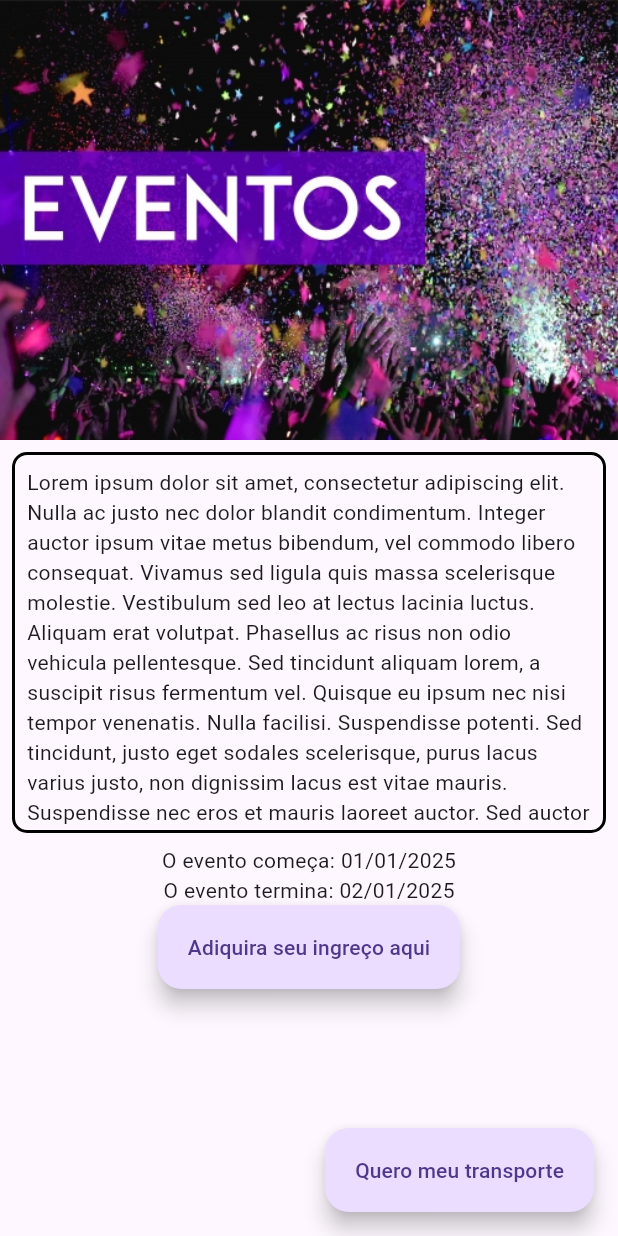
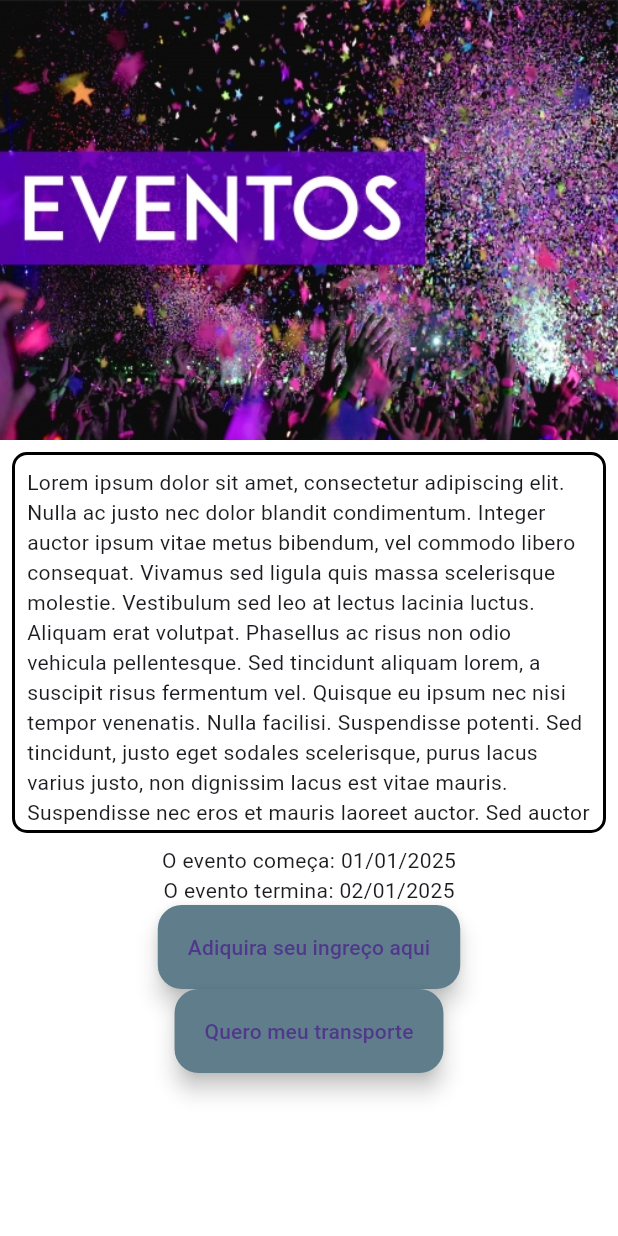
Before and after one commit to RobertoTadeuAlmeida/loja_app, a Flutter app: the screen it shows after launch, after a tap on "Eu vou!", on a phone screen of 412 x 824 dp. Run offline on Flutter 3.47's test engine with Material 3 defaults, Android fonts, the phone set to English and light mode, and no system bars; our stand-ins replace flutter_animate; Roboto replaces fonts that are missing (MontserrartAlternates); project files that could hold a hidden picture were left out.

Commit message:
rotas
completei as rota nomeadas e entendi a logica do projeto

```diff
--- a/lib/app/models/Cards.dart
+++ b/lib/app/models/Cards.dart
@@ -32,12 +32,15 @@
                 borderRadius: BorderRadius.only(
                     topRight: Radius.circular(10),
                     topLeft: Radius.circular(10)),
-                border: Border.all(color: Colors.black),
+                border: Border.all(color: Colors.blueGrey),
               ),
               child: Container(
                 child: FloatingActionButton.extended(
+                  heroTag: 'evento',
                   onPressed: () {
-                    Navigator.of(context).pushReplacementNamed('/p');
+                    widget.foto == 'assets/images/Transporte.jpeg'
+                        ? Navigator.of(context).pushNamed('/t')
+                        : Navigator.of(context).pushNamed('/p');
                   },
                   label: Text("Eu vou!"),
                 ),
@@ -52,13 +55,14 @@
                   bottomLeft: Radius.circular(10),
                   bottomRight: Radius.circular(10),
                 ),
-                border: Border.all(color: Colors.black),
+                border: Border.all(color: Colors.blueGrey),
               ),
               child: Row(
                 mainAxisAlignment: MainAxisAlignment.spaceBetween,
                 children: [
                   Text("Atraçoes:"),
                   FloatingActionButton.extended(
+                    heroTag: 'extended',
                     onPressed: () {
                       setState(() {
                         toque = !toque;
--- a/lib/app/models/tema.dart
+++ b/lib/app/models/tema.dart
@@ -8,7 +8,7 @@
   fontFamily: 'MontserrartAlternates',
   navigationBarTheme: NavigationBarThemeData(
       backgroundColor: Colors.blueGrey,
-    labelTextStyle: MaterialStateProperty.all(
+      labelTextStyle: MaterialStatePropertyAll(
         TextStyle(
           fontFamily: 'MontserratAlternates',
           color: Colors.white,
--- a/lib/app/screens/AppWidget.dart
+++ b/lib/app/screens/AppWidget.dart
@@ -2,6 +2,8 @@
 import 'package:loja_app/app/models/Cards.dart';
 import 'package:loja_app/app/models/tema.dart';
 import 'package:loja_app/app/screens/Produtos.dart';
+import 'package:loja_app/app/screens/TransportList.dart';
+import 'package:loja_app/app/screens/transport.dart';
 
 class AppWidget extends StatelessWidget {
   const AppWidget({
@@ -16,6 +18,8 @@
       routes: {
         '/home': (context) => Home_screen(),
         '/p': (context) => Produtos(),
+        '/tl': (context) => TransportList(),
+        '/t' : (context) => Transport(),
       },
     );
   }
@@ -29,22 +33,27 @@
   @override
   Widget build(BuildContext context) {
     return Scaffold(
-      bottomNavigationBar: NavigationBar(destinations: [
-        NavigationDestination(
-            icon: Icon(Icons.event_available), label: "eventos",),
-        NavigationDestination(
-            icon: Icon(Icons.home), label: "Home"),
-        NavigationDestination(
-            icon: Icon(Icons.bus_alert_outlined), label: "reservados"),
-      ]),
+      bottomNavigationBar: NavigationBar(
+          selectedIndex: 1,
+          destinations: [
+            NavigationDestination(
+              tooltip: '/home',
+              icon: Icon(Icons.event_available),
+              label: "eventos",
+            ),
+            NavigationDestination(
+                tooltip: '/tl', icon: Icon(Icons.home), label: "Home"),
+            NavigationDestination(
+                tooltip: '/p',
+                icon: Icon(Icons.bus_alert_outlined),
+                label: "reservados"),
+          ]),
       body: ListView(
         scrollDirection: Axis.vertical,
         children: [
           Cards("assets/images/evento.jpg"),
-          Cards("assets/images/evento.jpg"),
-          Cards("assets/images/evento.jpg"),
-          Cards("assets/images/evento.jpg"),
-          Cards("assets/images/evento.jpg"),
+
+
         ],
       ),
     );
--- a/lib/app/screens/Produtos.dart
+++ b/lib/app/screens/Produtos.dart
@@ -1,17 +1,21 @@
 import 'package:flutter/material.dart';
 
-class Produtos extends StatelessWidget {
-  String foto = "assets/images/evento.jpg";
-  final ScrollController _scrollController = ScrollController();
-
+class Produtos extends StatefulWidget {
   Produtos({super.key});
 
   @override
+  State<Produtos> createState() => _ProdutosState();
+}
+
+class _ProdutosState extends State<Produtos> {
+  String foto = "assets/images/evento.jpg";
+
+  final ScrollController _scrollController = ScrollController();
+
+  @override
   Widget build(BuildContext context) {
-    return MaterialApp(
-      home: Scaffold(
-          body: Column(
-            children: [
+    return Scaffold(
+      body: Column(children: [
         Container(child: Image.asset(foto)),
         Padding(
           padding: const EdgeInsets.all(8.0),
@@ -40,17 +44,20 @@
             Text("O evento começa: 01/01/2025"),
             Text("O evento termina: 02/01/2025"),
             FloatingActionButton.extended(
+              heroTag: 'ingreco',
               onPressed: () {},
               label: Text("Adiquira seu ingreço aqui"),
             )
           ],
         ),
-            ],
-          ),
-          floatingActionButton: FloatingActionButton.extended(
-            onPressed: () {},
+        FloatingActionButton.extended(
+          heroTag: 'transporte',
+          onPressed: () {
+            Navigator.of(context).pushNamed('/tl');
+          },
           label: Text("Quero meu transporte"),
-          )),
+        )
+      ]),
     );
   }
 }
```
Also changed, not shown: lib/app/screens/TransportList.dart (+10 -15 lines), lib/app/screens/transport.dart (+38 -26 lines). Lines whose indentation alone changed are shown as unchanged.
